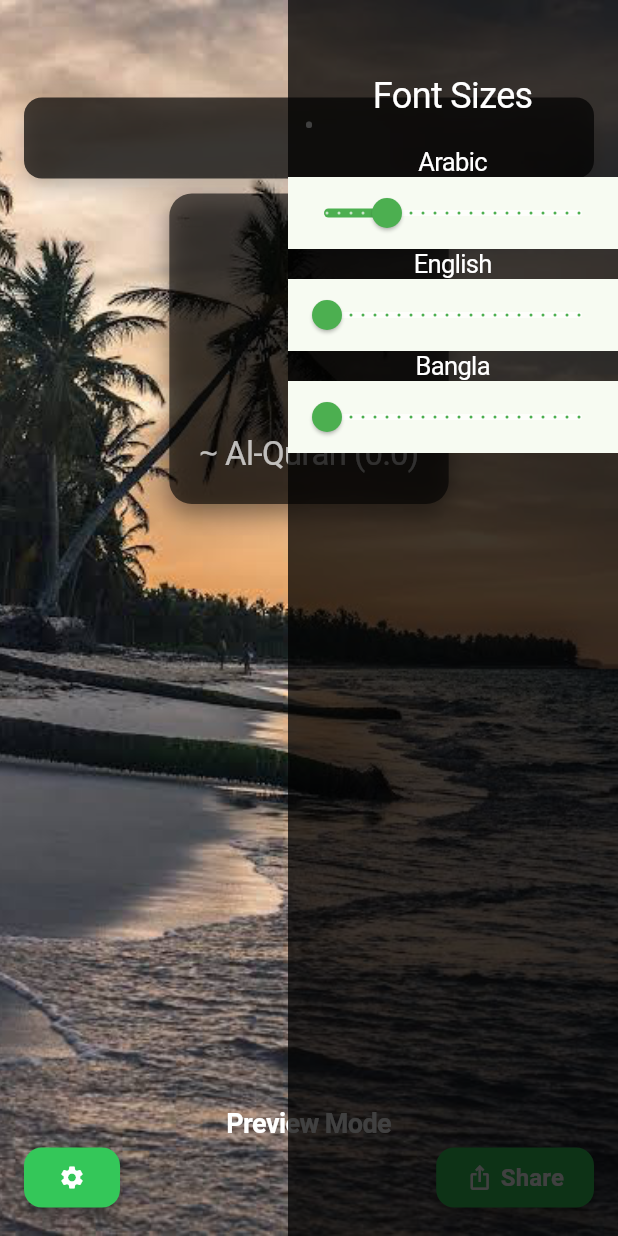
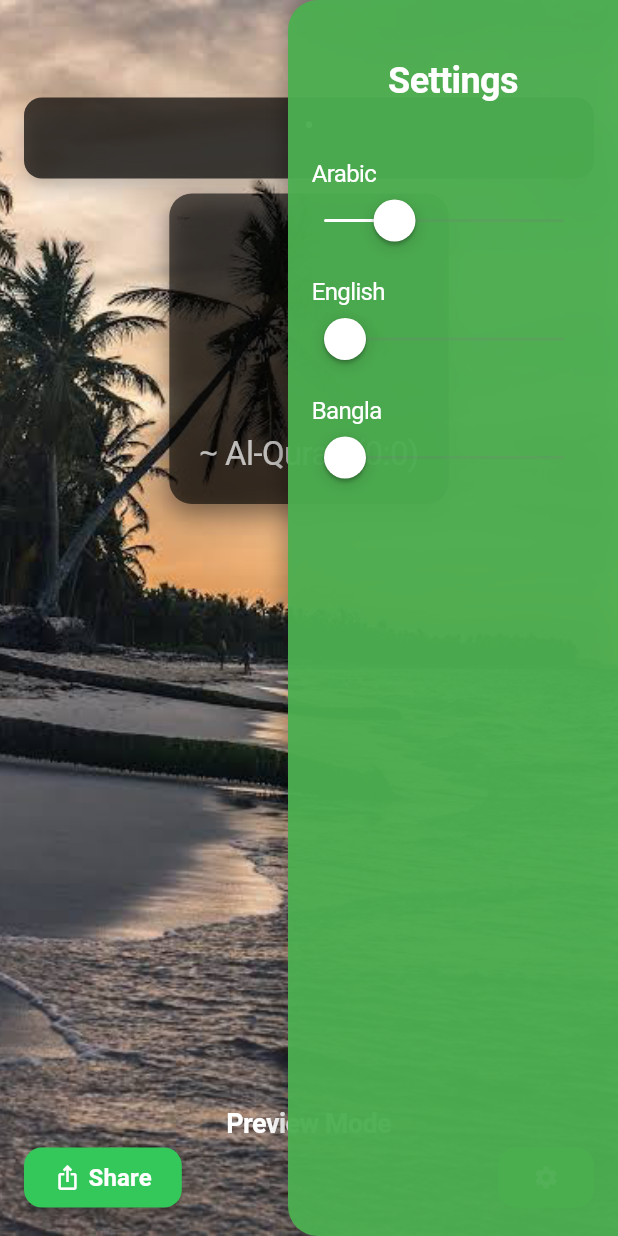
Before and after one commit to rr-uchchash360/Quranic, a Flutter app: the ResultScreen screen opened directly with empty values, after a tap on the "settings" icon, on a phone screen of 412 x 824 dp. Run offline on Flutter 3.47's test engine with Material 3 defaults, Android fonts, the phone set to English and light mode, and no system bars; drawn by our look-alikes of screenshot; our stand-ins replace share_plus.

Commit message:
More interactive

```diff
--- a/quranic/lib/screens/result_screen.dart
+++ b/quranic/lib/screens/result_screen.dart
@@ -53,6 +53,14 @@ class _ResultScreenState extends State<ResultScreen> {
   @override
   Widget build(BuildContext context) {
     return CupertinoPageScaffold(
+      child: GestureDetector(
+        onTap: () {
+          if (showSettings) {
+            setState(() {
+              showSettings = false;
+            });
+          }
+        },
         child: Stack(
           children: [
             Screenshot(
@@ -65,8 +73,8 @@ class _ResultScreenState extends State<ResultScreen> {
                   ),
                 ),
                 child: Padding(
-                padding:
-                    const EdgeInsets.symmetric(horizontal: 16.0, vertical: 65),
+                  padding: const EdgeInsets.symmetric(
+                      horizontal: 16.0, vertical: 65),
                   child: Column(
                     mainAxisAlignment: MainAxisAlignment.center,
                     children: [
@@ -83,6 +91,7 @@ class _ResultScreenState extends State<ResultScreen> {
             _buildButtonRow(context),
             if (showSettings) _buildSettingsMenu(),
           ],
+        ),
       ),
     );
   }
@@ -242,25 +251,6 @@ class _ResultScreenState extends State<ResultScreen> {
             Padding(
               padding: const EdgeInsets.symmetric(horizontal: 16),
               child: ElevatedButton(
-                onPressed: () {
-                  setState(() {
-                    showSettings = !showSettings;
-                  });
-                },
-                style: ElevatedButton.styleFrom(
-                  primary: CupertinoColors.systemGreen,
-                  padding: const EdgeInsets.symmetric(horizontal: 20),
-                  shape: RoundedRectangleBorder(
-                    borderRadius: BorderRadius.circular(12),
-                  ),
-                  elevation: 4,
-                ),
-                child: const Icon(Icons.settings, color: Colors.white),
-              ),
-            ),
-            Padding(
-              padding: const EdgeInsets.symmetric(horizontal: 16),
-              child: ElevatedButton(
                 onPressed: () => _shareAyahImage(context),
                 style: ElevatedButton.styleFrom(
                   primary: CupertinoColors.activeGreen,
@@ -287,6 +277,25 @@ class _ResultScreenState extends State<ResultScreen> {
                 ),
               ),
             ),
+            Padding(
+              padding: const EdgeInsets.symmetric(horizontal: 16),
+              child: ElevatedButton(
+                onPressed: () {
+                  setState(() {
+                    showSettings = !showSettings;
+                  });
+                },
+                style: ElevatedButton.styleFrom(
+                  primary: CupertinoColors.systemGreen,
+                  padding: const EdgeInsets.symmetric(horizontal: 20),
+                  shape: RoundedRectangleBorder(
+                    borderRadius: BorderRadius.circular(12),
+                  ),
+                  elevation: 4,
+                ),
+                child: const Icon(Icons.settings, color: Colors.white),
+              ),
+            ),
           ],
         ),
       ),
@@ -300,71 +309,80 @@ class _ResultScreenState extends State<ResultScreen> {
       right: 0,
       width: 220,
       child: Container(
-        color: Colors.black.withOpacity(0.75),
+        decoration: BoxDecoration(
+          color: Colors.green.withOpacity(0.95),
+          borderRadius: BorderRadius.only(
+            topLeft: Radius.circular(20),
+            bottomLeft: Radius.circular(20),
+          ),
+          boxShadow: [
+            BoxShadow(
+              color: Colors.black26,
+              blurRadius: 10,
+              offset: Offset(-4, 0),
+            ),
+          ],
+        ),
         child: SingleChildScrollView(
           child: Column(
-            mainAxisAlignment: MainAxisAlignment.center,
+            crossAxisAlignment: CrossAxisAlignment.stretch,
             children: [
-              SizedBox(
-                height: 50,
+              SizedBox(height: 40),
+              Padding(
+                padding: const EdgeInsets.symmetric(horizontal: 16.0),
+                child: Text(
+                  'Settings',
+                  style: TextStyle(
+                    color: Colors.white,
+                    fontSize: 24,
+                    fontWeight: FontWeight.bold,
                   ),
-              Text('Font Sizes',
-                  style: TextStyle(color: Colors.white, fontSize: 24)),
-              SizedBox(height: 20),
-              Text('Arabic', style: TextStyle(color: Colors.white)),
-              Material(
-                child: Slider(
-                  value: arabicFontSize,
-                  min: 30,
-                  max: 50,
-                  divisions: 21,
-                  label: arabicFontSize.round().toString(),
-                  activeColor: Colors.green,
-                  inactiveColor: Colors.white70,
-                  onChanged: (value) {
+                  textAlign: TextAlign.center,
+                ),
+              ),
+              SizedBox(height: 30),
+              _buildSliderSection('Arabic', arabicFontSize, 30, 50, (value) {
                 setState(() {
                   arabicFontSize = value;
                 });
-                  },
-                ),
-              ),
-              Text('English', style: TextStyle(color: Colors.white)),
-              Material(
-                child: Slider(
-                  value: englishFontSize,
-                  min: 20,
-                  max: 40,
-                  divisions: 21,
-                  label: englishFontSize.round().toString(),
-                  activeColor: Colors.green,
-                  inactiveColor: Colors.white70,
-                  onChanged: (value) {
+              }),
+              _buildSliderSection('English', englishFontSize, 20, 40, (value) {
                 setState(() {
                   englishFontSize = value;
                 });
-                  },
-                ),
-              ),
-              Text('Bangla', style: TextStyle(color: Colors.white)),
-              Material(
-                child: Slider(
-                  value: banglaFontSize,
-                  min: 20,
-                  max: 40,
-                  divisions: 21,
-                  label: banglaFontSize.round().toString(),
-                  activeColor: Colors.green,
-                  inactiveColor: Colors.white70,
-                  onChanged: (value) {
+              }),
+              _buildSliderSection('Bangla', banglaFontSize, 20, 40, (value) {
                 setState(() {
                   banglaFontSize = value;
                 });
-                  },
-                ),
-              ),
+              }),
             ],
           ),
         ),
+      ),
+    );
+  }
+
+  Widget _buildSliderSection(String label, double value, double min, double max,
+      ValueChanged<double> onChanged) {
+    return Padding(
+      padding: const EdgeInsets.symmetric(horizontal: 16.0, vertical: 8.0),
+      child: Column(
+        crossAxisAlignment: CrossAxisAlignment.start,
+        children: [
+          Text(
+            label,
+            style: TextStyle(color: Colors.white, fontSize: 16),
+          ),
+          CupertinoSlider(
+            value: value,
+            min: min,
+            max: max,
+            divisions: (max - min).toInt(),
+            activeColor: Colors.white,
+            onChanged: onChanged,
+          ),
+        ],
       ),
     );
   }
```
Also changed, not shown: 1 other file. Lines whose indentation alone changed are shown as unchanged.
